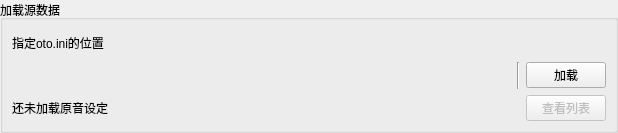
Above: src/utils/widgets/otofileloadwidget.ui from shine5402/KiraOtoToolbox before the change. Below: the same form after it.
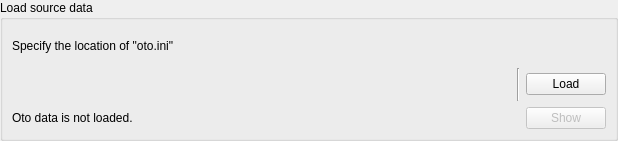
That is the form after the change. Custom widgets are drawn as their Qt base class.

```diff
--- a/src/utils/widgets/otofileloadwidget.ui
+++ b/src/utils/widgets/otofileloadwidget.ui
@@ -7,7 +7,7 @@
     <x>0</x>
     <y>0</y>
     <width>618</width>
-    <height>133</height>
+    <height>141</height>
    </rect>
   </property>
   <property name="windowTitle">
@@ -29,13 +29,13 @@
    <item>
     <widget class="QGroupBox" name="groupBox_4">
      <property name="title">
-      <string>加载源数据</string>
+      <string>Load source data</string>
      </property>
      <layout class="QVBoxLayout" name="verticalLayout_6">
       <item>
        <widget class="QLabel" name="label">
         <property name="text">
-         <string>指定oto.ini的位置</string>
+         <string>Specify the location of &quot;oto.ini&quot;</string>
         </property>
        </widget>
       </item>
@@ -74,7 +74,7 @@
          <item>
           <widget class="QPushButton" name="loadButton">
            <property name="text">
-            <string>加载</string>
+            <string>Load</string>
            </property>
           </widget>
          </item>
@@ -86,7 +86,7 @@
         <item>
          <widget class="QLabel" name="countLabel">
           <property name="text">
-           <string>还未加载原音设定</string>
+           <string>Oto data is not loaded.</string>
           </property>
          </widget>
         </item>
@@ -109,7 +109,7 @@
            <bool>false</bool>
           </property>
           <property name="text">
-           <string>查看列表</string>
+           <string>Show</string>
           </property>
          </widget>
         </item>
```
Left out of the diff: 3 changed lines with no effect on the pictures.
